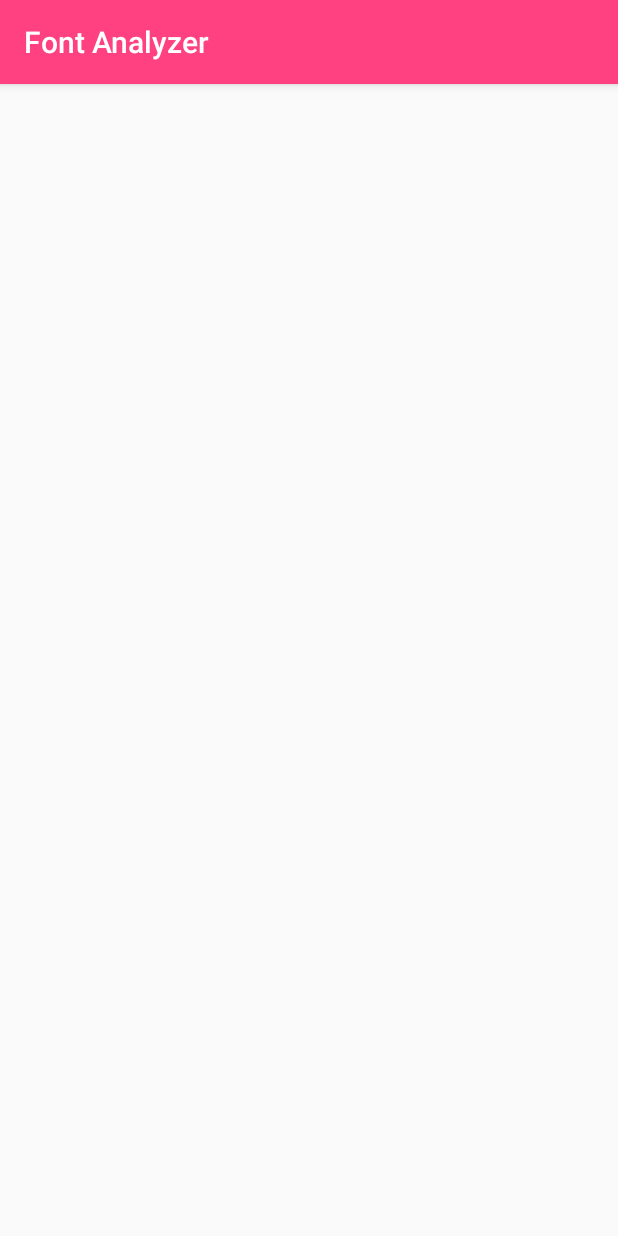
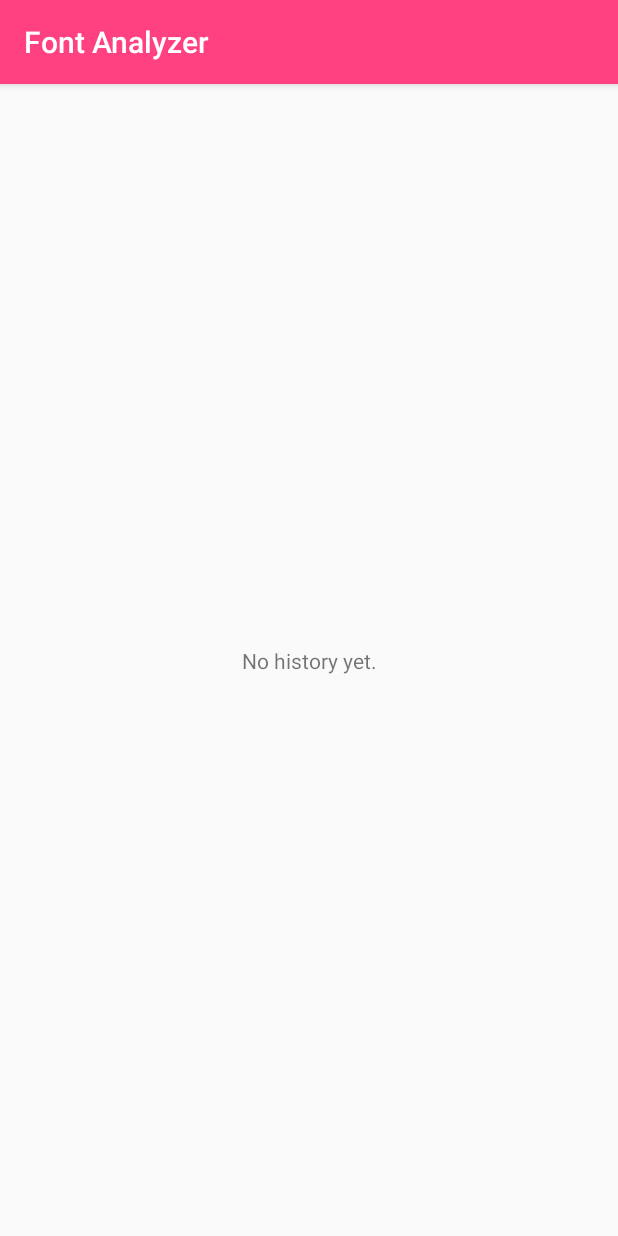
Before and after one commit to Ibrahim5153/FontAnalyzer, an Android app: the HistoryActivity screen opened directly, with no data from a screen before it, on a phone screen of 412 x 824 dp. Run offline under Robolectric (Android 15) with nearby library versions, the phone set to English and light mode, and no system bars; our stand-ins replace Room's generated code; libraries missing offline, so code that uses them is left out: android.arch.persistence.

Commit message:
5th commit

```diff
--- a/app/src/main/java/com/example/fontanalyzer/FinalActivity.java
+++ b/app/src/main/java/com/example/fontanalyzer/FinalActivity.java
@@ -12,7 +12,6 @@ import android.support.v7.widget.LinearLayoutManager;
 import android.support.v7.widget.RecyclerView;
 import android.util.SparseArray;
 import android.view.View;
-import android.webkit.WebView;
 import android.widget.ImageView;
 import android.widget.TextView;
 import android.widget.Toast;
@@ -20,6 +19,7 @@ import android.widget.Toast;
 import com.bumptech.glide.Glide;
 import com.bumptech.glide.request.RequestOptions;
 import com.example.fontanalyzer.Models.Detection;
+import com.example.fontanalyzer.OpenCV.Opencv;
 import com.google.android.gms.vision.Frame;
 import com.google.android.gms.vision.text.TextBlock;
 import com.google.android.gms.vision.text.TextRecognizer;
@@ -89,7 +89,7 @@ public class FinalActivity extends AppCompatActivity {
         }
 
         Frame imageFrame = new Frame.Builder()
-                .setBitmap(Utility.decodeBitmapFromResource(impPath, 1000, 1000))
+                .setBitmap(Opencv.decodeBitmapFromResource(impPath, 1000, 1000))
                 .build();
 
         SparseArray<TextBlock> textBlocks = textRecognizer.detect(imageFrame);
@@ -123,7 +123,7 @@ public class FinalActivity extends AppCompatActivity {
                     mDetection = detection;
                 }else {
 
-                    mDetection = Utility.generateDetection();
+                    mDetection = Opencv.generateDetection();
                     mDetection.setImgPath(impPath);
                     mDetection.setContent(mContent);
                     viewModel.insertDetection(mDetection);
--- a/app/src/main/java/com/example/fontanalyzer/HistoryActivity.java
+++ b/app/src/main/java/com/example/fontanalyzer/HistoryActivity.java
@@ -7,6 +7,8 @@ import android.support.v7.app.AppCompatActivity;
 import android.os.Bundle;
 import android.support.v7.widget.LinearLayoutManager;
 import android.support.v7.widget.RecyclerView;
+import android.view.View;
+import android.widget.TextView;
 
 import com.example.fontanalyzer.Models.Detection;
 import com.example.fontanalyzer.R;
@@ -19,12 +21,14 @@ public class HistoryActivity extends AppCompatActivity {
     RecyclerView historyRec;
 
     FontViewModel viewModel;
+    TextView noHistorytv;
 
     @Override
     protected void onCreate(Bundle savedInstanceState) {
         super.onCreate(savedInstanceState);
         setContentView(R.layout.activity_history);
 
+        noHistorytv = findViewById(R.id.history_tv);
 
         viewModel = ViewModelProviders.of(this).get(FontViewModel.class);
 
@@ -39,6 +43,10 @@ public class HistoryActivity extends AppCompatActivity {
                 if(detections != null && detections.size() > 0){
 
                     historyRec.setAdapter(new HistoryRecAdapter(detections, HistoryActivity.this));
+                }else {
+
+                    noHistorytv.setVisibility(View.VISIBLE);
+                    historyRec.setVisibility(View.GONE);
                 }
             }
         });
--- a/app/src/main/res/layout/activity_history.xml
+++ b/app/src/main/res/layout/activity_history.xml
@@ -17,4 +17,19 @@
 
     </android.support.v7.widget.RecyclerView>
 
+    <TextView
+        android:visibility="gone"
+        android:id="@+id/history_tv"
+        android:layout_width="wrap_content"
+        android:layout_height="wrap_content"
+        android:layout_marginStart="8dp"
+        android:layout_marginTop="8dp"
+        android:layout_marginEnd="8dp"
+        android:layout_marginBottom="8dp"
+        android:text="No history yet."
+        app:layout_constraintBottom_toBottomOf="parent"
+        app:layout_constraintEnd_toEndOf="parent"
+        app:layout_constraintStart_toStartOf="parent"
+        app:layout_constraintTop_toTopOf="parent" />
+
 </android.support.constraint.ConstraintLayout>
--- a/app/src/main/res/layout/activity_main.xml
+++ b/app/src/main/res/layout/activity_main.xml
@@ -18,7 +18,7 @@
         android:layout_marginEnd="8dp"
         android:layout_marginBottom="8dp"
         android:fontFamily="@font/janeroe_light"
-        android:text="It is a long established fact that a reader will be distracted by the readable content of a page when looking at its layout. The point of using Lorem Ipsum is that it has a more-or-less normal distribution of letters, as opposed to using 'Content here, content here', making it look like readable English. Many desktop publishing packages and web page editors now use Lorem Ipsum as their default model text, and a search for 'lorem ipsum' will uncover many web sites still in their infancy. Various versions have evolved over the years, sometimes by accident, sometimes on purpose (injected humour and the like)."
+        android:text="Design is the most essential element of the presentation and the most critical point of the textual design is basically the font.We will Help you to find Font and size by analyzing font."
         android:textColor="#fff"
         app:layout_constraintBottom_toBottomOf="parent"
         app:layout_constraintEnd_toEndOf="parent"
```
Also changed, not shown: app/src/main/java/com/example/fontanalyzer/OpenCV/Opencv.java (renamed from app/src/main/java/com/example/fontanalyzer/Utility.java, +9 -4 lines), app/src/main/java/com/example/fontanalyzer/RegisterActivity.java (+16 -1 lines), app/src/main/java/com/example/fontanalyzer/ScaningActivity.java (+25 -17 lines).
